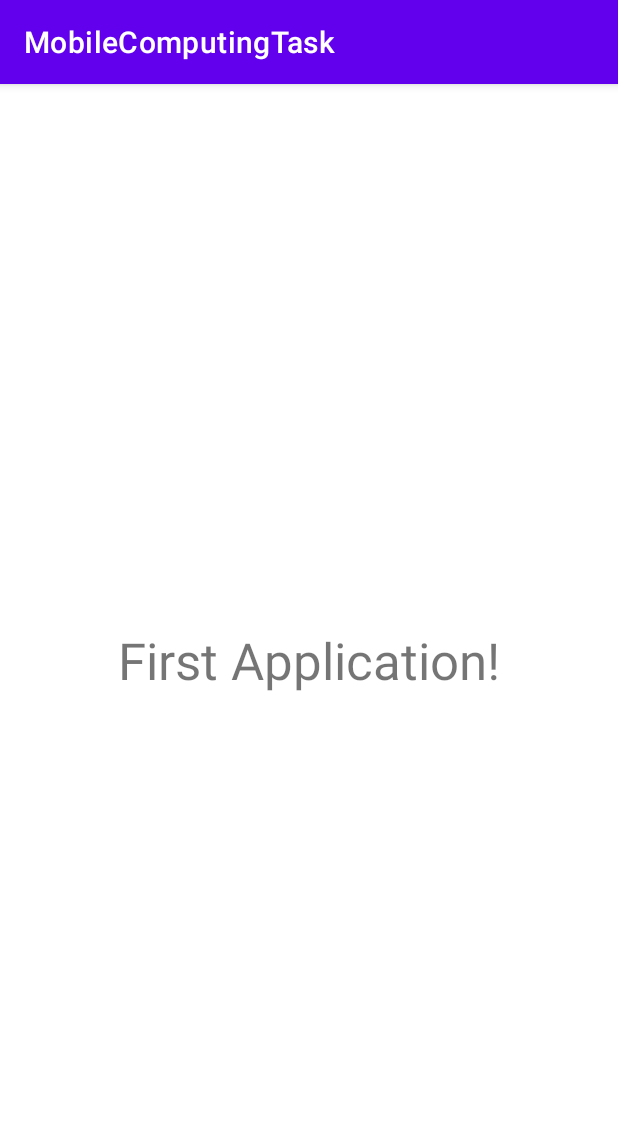
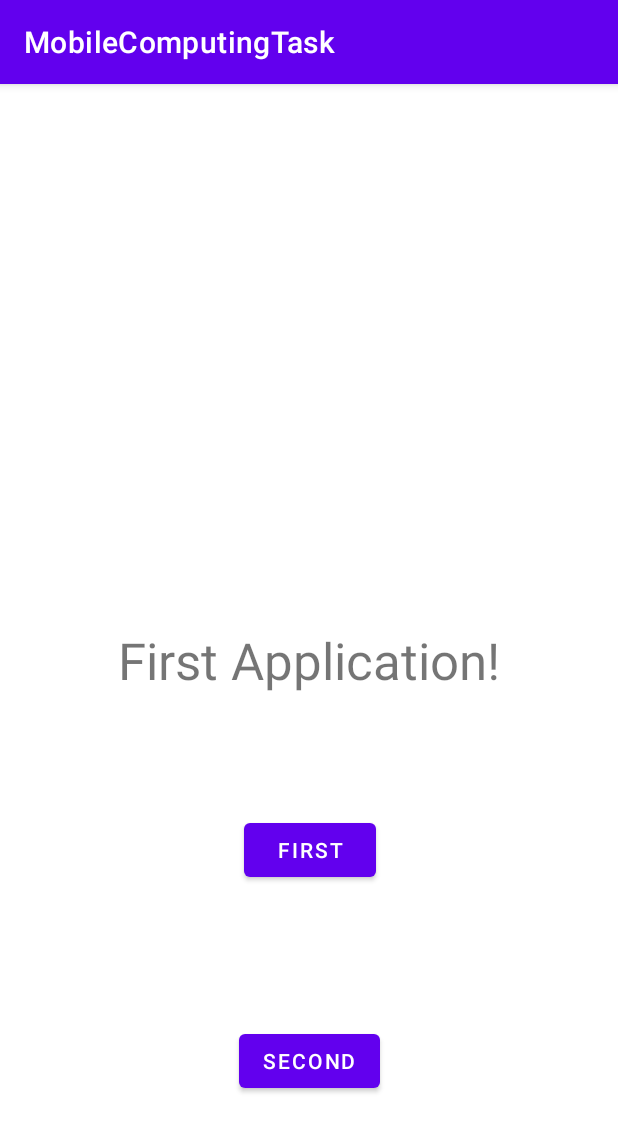
Before and after one commit to BSEF19M504/MobileComputingTask, an Android app: the screen it shows after launch (MainActivity), on a phone screen of 412 x 824 dp. Shown: the top 1132 px of the screen. Run offline under Robolectric (Android 15) with nearby library versions, the light colour scheme and no system bars.

Commit message:
Added buttons to change contents of text view

```diff
--- a/app/src/main/java/com/example/mobilecomputingtask/MainActivity.java
+++ b/app/src/main/java/com/example/mobilecomputingtask/MainActivity.java
@@ -3,12 +3,31 @@ package com.example.mobilecomputingtask;
 import androidx.appcompat.app.AppCompatActivity;
 
 import android.os.Bundle;
+import android.view.View;
+import android.widget.Button;
+import android.widget.TextView;
 
 public class MainActivity extends AppCompatActivity {
 
+    TextView textView;
+    Button firstButton;
+    Button secondButton;
     @Override
     protected void onCreate(Bundle savedInstanceState) {
         super.onCreate(savedInstanceState);
         setContentView(R.layout.activity_main);
+
+        firstButton = findViewById(R.id.firstButton);
+        secondButton = findViewById(R.id.secondButton);
+
+        textView = findViewById(R.id.textView);
+    }
+
+    public void changeFirst(View view) {
+        textView.setText("First Button Click");
+    }
+
+    public void changeSecond(View view) {
+        textView.setText("Second Button Click");
     }
 }
--- a/app/src/main/res/layout/activity_main.xml
+++ b/app/src/main/res/layout/activity_main.xml
@@ -7,6 +7,7 @@
     tools:context=".MainActivity">
 
     <TextView
+        android:id="@+id/textView"
         android:layout_width="wrap_content"
         android:layout_height="wrap_content"
         android:text="First Application!"
@@ -16,4 +17,27 @@
         app:layout_constraintRight_toRightOf="parent"
         app:layout_constraintTop_toTopOf="parent" />
 
+    <Button
+        android:id="@+id/firstButton"
+        android:layout_width="wrap_content"
+        android:layout_height="wrap_content"
+        android:layout_marginTop="80dp"
+        android:text="First"
+        android:onClick="changeFirst"
+        app:layout_constraintEnd_toEndOf="@+id/textView"
+        app:layout_constraintHorizontal_bias="0.503"
+        app:layout_constraintStart_toStartOf="@+id/textView"
+        app:layout_constraintTop_toBottomOf="@+id/textView" />
+
+    <Button
+        android:id="@+id/secondButton"
+        android:layout_width="wrap_content"
+        android:layout_height="wrap_content"
+        android:text="Second"
+        android:onClick="changeSecond"
+        app:layout_constraintBottom_toBottomOf="parent"
+        app:layout_constraintEnd_toEndOf="@+id/textView"
+        app:layout_constraintStart_toStartOf="@+id/textView"
+        app:layout_constraintTop_toBottomOf="@+id/firstButton" />
+
 </androidx.constraintlayout.widget.ConstraintLayout>
```
